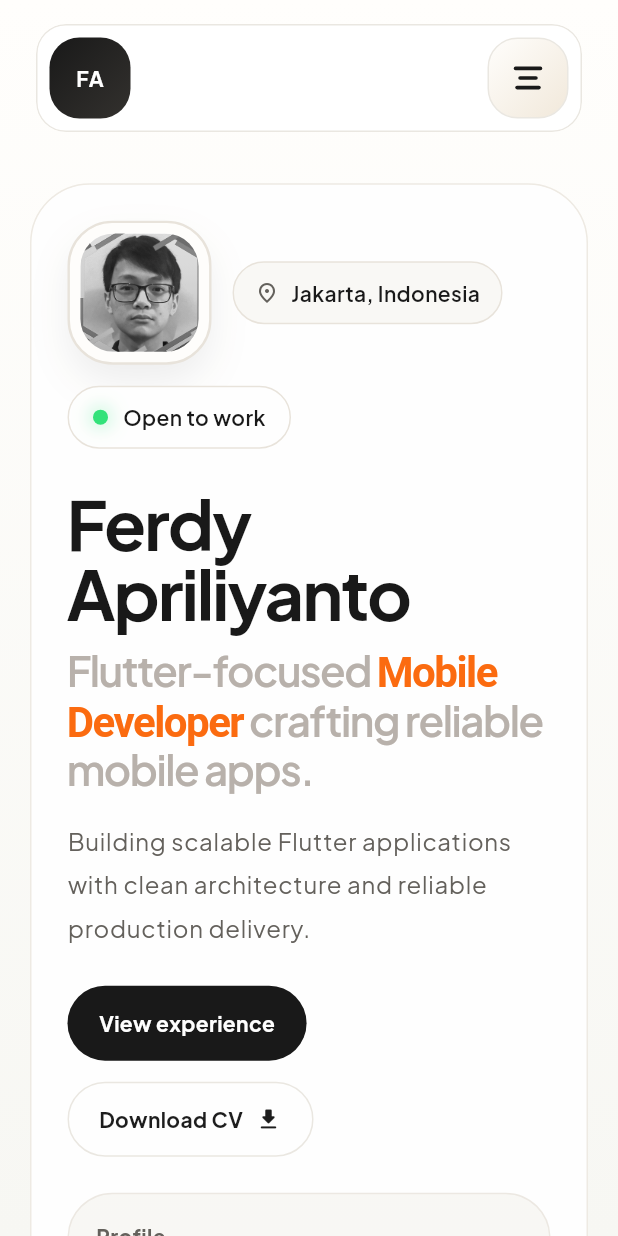
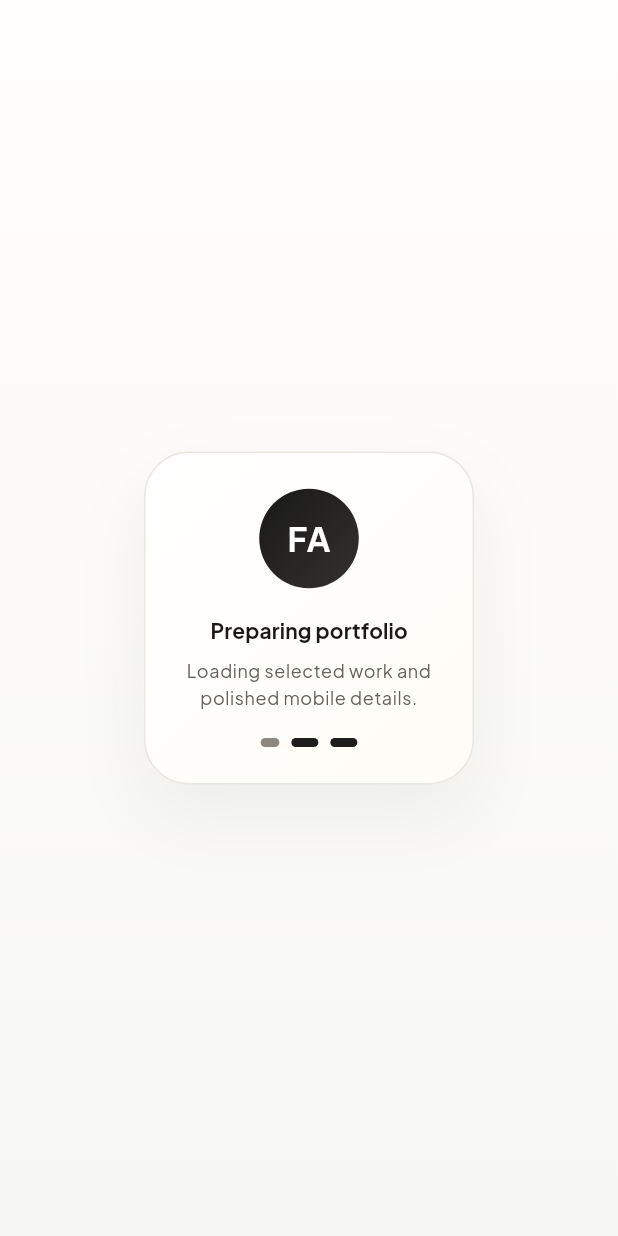
Before and after one commit to FerdyApriliyanto/ferdyapriliyanto-portfolio, a Flutter app: the first screen one second after launch, on a phone screen of 412 x 824 dp. Run offline on Flutter 3.47's test engine with Material 3 defaults, Android fonts, the phone set to English and light mode, and no system bars; our stand-ins replace font_awesome_flutter, get, google_fonts, url_strategy.

Commit message:
Extract home preloader into shared widget

```diff
--- a/lib/app/modules/home/views/home_view.dart
+++ b/lib/app/modules/home/views/home_view.dart
@@ -9,12 +9,22 @@ import 'package:personal_portfolio/app/modules/home/views/sections/projects_sect
 import 'package:personal_portfolio/app/modules/home/views/sections/skills_section.dart';
 import 'package:personal_portfolio/app/modules/home/widgets/nav/mobile_menu.dart';
 import 'package:personal_portfolio/app/modules/home/widgets/nav/top_navigation.dart';
+import 'package:personal_portfolio/app/modules/home/widgets/shared/home_preloader.dart';
 import 'package:personal_portfolio/app/modules/home/widgets/shared/section_shell.dart';
 
 import '../controllers/home_controller.dart';
 
 class HomeView extends GetView<HomeController> {
   const HomeView({super.key});
+
+  @override
+  Widget build(BuildContext context) {
+    return const HomePreloader(child: _HomeContent());
+  }
+}
+
+class _HomeContent extends GetView<HomeController> {
+  const _HomeContent();
 
   @override
   Widget build(BuildContext context) {
--- /dev/null
+++ b/lib/app/modules/home/widgets/shared/home_preloader.dart
@@ -0,0 +1,155 @@
+import 'package:flutter/material.dart';
+import 'package:personal_portfolio/app/theme/app_colors.dart';
+import 'package:personal_portfolio/app/theme/app_gradients.dart';
+import 'package:personal_portfolio/app/theme/app_shadows.dart';
+
+class HomePreloader extends StatefulWidget {
+  const HomePreloader({required this.child, super.key});
+
+  final Widget child;
+
+  @override
+  State<HomePreloader> createState() => _HomePreloaderState();
+}
+
+class _HomePreloaderState extends State<HomePreloader>
+    with SingleTickerProviderStateMixin {
+  late final AnimationController _pulseController = AnimationController(
+    vsync: this,
+    duration: const Duration(milliseconds: 1400),
+  )..repeat();
+
+  bool _visible = true;
+
+  @override
+  void initState() {
+    super.initState();
+    WidgetsBinding.instance.addPostFrameCallback((_) async {
+      await Future<void>.delayed(const Duration(milliseconds: 1450));
+      if (!mounted) return;
+      setState(() => _visible = false);
+    });
+  }
+
+  @override
+  void dispose() {
+    _pulseController.dispose();
+    super.dispose();
+  }
+
+  @override
+  Widget build(BuildContext context) {
+    final isMobile = MediaQuery.sizeOf(context).width < 760;
+
+    return Stack(
+      children: [
+        widget.child,
+        IgnorePointer(
+          ignoring: !_visible,
+          child: AnimatedOpacity(
+            opacity: _visible ? 1 : 0,
+            duration: const Duration(milliseconds: 420),
+            curve: Curves.easeOutCubic,
+            child: DecoratedBox(
+              decoration: const BoxDecoration(
+                gradient: AppGradients.pageBackground,
+              ),
+              child: Center(
+                child: Container(
+                  width: isMobile ? 220 : 280,
+                  padding: EdgeInsets.symmetric(
+                    horizontal: isMobile ? 24 : 28,
+                    vertical: isMobile ? 24 : 28,
+                  ),
+                  decoration: BoxDecoration(
+                    gradient: AppGradients.heroSurface,
+                    borderRadius: BorderRadius.circular(30),
+                    border: Border.all(color: AppColors.borderMuted),
+                    boxShadow: AppShadows.softPanel,
+                  ),
+                  child: Column(
+                    mainAxisSize: MainAxisSize.min,
+                    children: [
+                      AnimatedBuilder(
+                        animation: _pulseController,
+                        builder: (context, child) {
+                          final scale = 0.96 + (_pulseController.value * 0.08);
+                          return Transform.scale(scale: scale, child: child);
+                        },
+                        child: Container(
+                          width: isMobile ? 66 : 72,
+                          height: isMobile ? 66 : 72,
+                          decoration: const BoxDecoration(
+                            gradient: AppGradients.brandDark,
+                            shape: BoxShape.circle,
+                          ),
+                          alignment: Alignment.center,
+                          child: Text(
+                            'FA',
+                            style: Theme.of(
+                              context,
+                            ).textTheme.titleLarge?.copyWith(
+                              color: AppColors.onDark,
+                              fontWeight: FontWeight.w700,
+                              letterSpacing: 1.0,
+                            ),
+                          ),
+                        ),
+                      ),
+                      const SizedBox(height: 18),
+                      Text(
+                        'Preparing portfolio',
+                        style: Theme.of(context).textTheme.titleSmall?.copyWith(
+                          color: AppColors.textStrong,
+                          fontWeight: FontWeight.w700,
+                        ),
+                      ),
+                      const SizedBox(height: 8),
+                      Text(
+                        'Loading selected work and polished mobile details.',
+                        textAlign: TextAlign.center,
+                        style: Theme.of(context).textTheme.bodySmall?.copyWith(
+                          color: AppColors.textMuted,
+                          height: 1.5,
+                        ),
+                      ),
+                      const SizedBox(height: 18),
+                      AnimatedBuilder(
+                        animation: _pulseController,
+                        builder: (context, _) {
+                          return Row(
+                            mainAxisAlignment: MainAxisAlignment.center,
+                            children: List.generate(3, (index) {
+                              final delay = index * 0.18;
+                              final phase =
+                                  ((_pulseController.value - delay) % 1.0)
+                                      .clamp(0.0, 1.0);
+                              final active = phase < 0.5;
+
+                              return AnimatedContainer(
+                                duration: const Duration(milliseconds: 180),
+                                margin: const EdgeInsets.symmetric(horizontal: 4),
+                                width: active ? 18 : 8,
+                                height: 6,
+                                decoration: BoxDecoration(
+                                  color: active
+                                      ? AppColors.textPrimary
+                                      : AppColors.borderAccent,
+                                  borderRadius: BorderRadius.circular(999),
+                                ),
+                              );
+                            }),
+                          );
+                        },
+                      ),
+                    ],
+                  ),
+                ),
+              ),
+            ),
+          ),
+        ),
+      ],
+    );
+  }
+}
```
